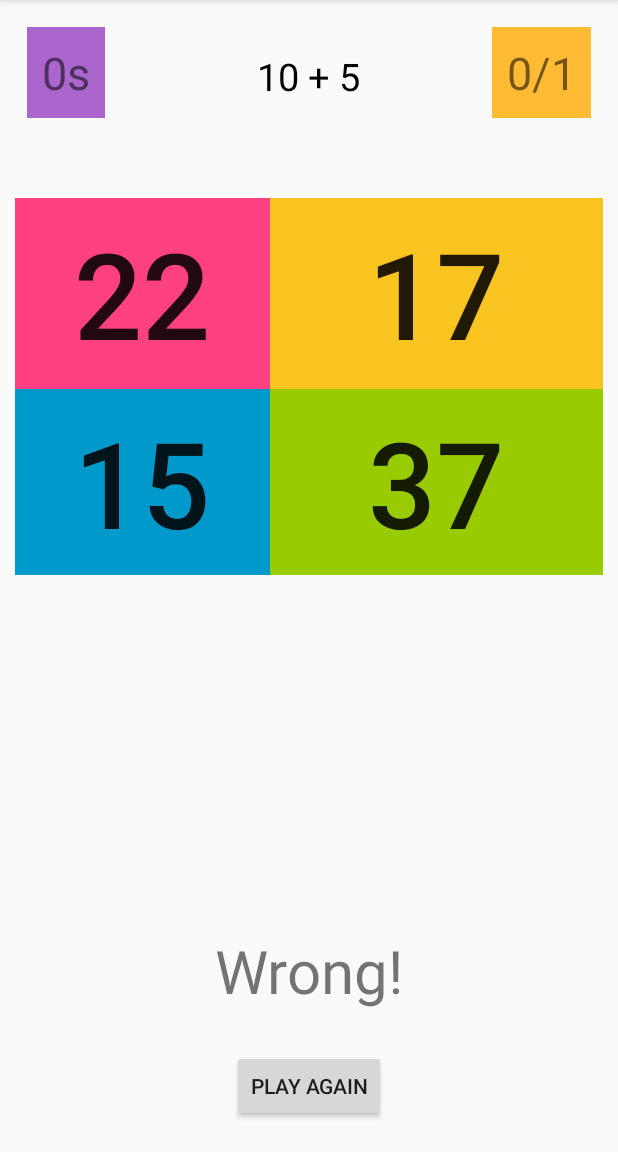
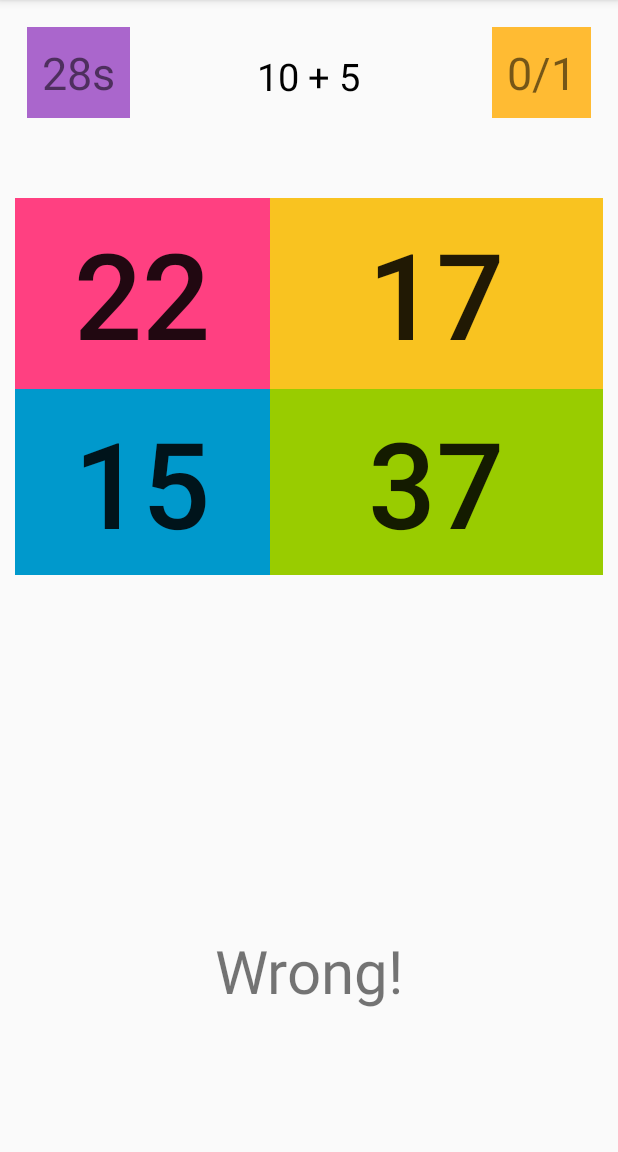
Before and after one commit to toneyobaze/Brain-Trainer, an Android app: the screen it shows after launch (MainActivity), after a tap on "22", on a phone screen of 412 x 824 dp, the part 84-1236 px from its top. Run offline under Robolectric (Android 15) with nearby library versions, the phone set to English and light mode, and no system bars; 1 other tap on this screen came first.

Commit message:
Final commit

```diff
--- a/app/src/main/java/com/example/oladapo/braintrainer/MainActivity.java
+++ b/app/src/main/java/com/example/oladapo/braintrainer/MainActivity.java
@@ -5,6 +5,7 @@ import android.support.v7.app.AppCompatActivity;
 import android.os.Bundle;
 import android.view.View;
 import android.widget.Button;
+import android.widget.RelativeLayout;
 import android.widget.TextView;
 
 import java.util.ArrayList;
@@ -26,6 +27,7 @@ public class MainActivity extends AppCompatActivity {
     TextView sumTextView;
     TextView timerTextView;
     Button playAgainButton;
+    RelativeLayout gameRelativeLayout;
 
     public void playAgain(View view) {
 
@@ -37,7 +39,9 @@ public class MainActivity extends AppCompatActivity {
         resultTextView.setText("");
         playAgainButton.setVisibility(View.INVISIBLE);
 
-        new CountDownTimer(3100, 1000) {
+        generateQusetion();
+
+        new CountDownTimer(30100, 1000) {
 
             @Override
             public void onTick(long millisUntilFinished){
@@ -133,6 +137,9 @@ public class MainActivity extends AppCompatActivity {
             @Override
             public void onClick(View v) {
                 startButton.setVisibility(View.INVISIBLE);
+                gameRelativeLayout.setVisibility(RelativeLayout.VISIBLE);
+
+                playAgain(findViewById(R.id.playAgainButton));
             }
         });
 
@@ -145,10 +152,8 @@ public class MainActivity extends AppCompatActivity {
         sumTextView = findViewById(R.id.sumTextView);
         timerTextView = findViewById(R.id.timerTextView);
         playAgainButton = findViewById(R.id.playAgainButton);
+        gameRelativeLayout = findViewById(R.id.gameRelativeLayout);
 
-        generateQusetion();
-
-        playAgain(findViewById(R.id.playAgainButton));
 
     }
 }
--- a/app/src/main/res/layout/activity_main.xml
+++ b/app/src/main/res/layout/activity_main.xml
@@ -16,36 +16,13 @@
         android:text="Go!"
         android:textColor="@android:color/background_light"
         android:textSize="80sp"
-        android:visibility="invisible" />
+        android:visibility="visible" />
 
-    <TextView
-        android:id="@+id/timerTextView"
-        android:layout_width="wrap_content"
-        android:layout_height="wrap_content"
-        android:layout_alignParentStart="true"
-        android:layout_alignParentTop="true"
-        android:layout_marginStart="18dp"
-        android:layout_marginTop="18dp"
-        android:background="@android:color/holo_purple"
-        android:padding="10dp"
-        android:text="30s"
-        android:layout_alignParentLeft="true"
-        android:layout_marginLeft="18dp"
-        android:textSize="30sp" />
-
-    <TextView
-        android:id="@+id/pointsTextView"
-        android:layout_width="wrap_content"
-        android:layout_height="wrap_content"
-        android:layout_alignParentEnd="true"
-        android:layout_alignTop="@+id/timerTextView"
-        android:layout_marginEnd="18dp"
-        android:background="@android:color/holo_orange_light"
-        android:padding="10dp"
-        android:text="0/0"
-        android:layout_alignParentRight="true"
-        android:layout_marginRight="18dp"
-        android:textSize="30sp" />
+    <RelativeLayout
+        android:id="@+id/gameRelativeLayout"
+        android:layout_width="match_parent"
+        android:layout_height="match_parent"
+        android:visibility="invisible">
 
         <TextView
             android:id="@+id/sumTextView"
@@ -59,9 +36,11 @@
             android:textSize="25sp" />
 
         <GridLayout
+            android:id="@+id/gridLayout"
             android:layout_width="match_parent"
             android:layout_height="wrap_content"
             android:layout_alignParentStart="true"
+            android:layout_alignParentLeft="true"
             android:layout_alignParentTop="true"
             android:layout_marginTop="122dp"
             android:padding="10dp">
@@ -120,6 +99,20 @@
         </GridLayout>
 
         <TextView
+            android:id="@+id/pointsTextView"
+            android:layout_width="wrap_content"
+            android:layout_height="wrap_content"
+            android:layout_alignParentEnd="true"
+            android:layout_alignParentRight="true"
+            android:layout_alignTop="@+id/timerTextView"
+            android:layout_marginEnd="18dp"
+            android:layout_marginRight="18dp"
+            android:background="@android:color/holo_orange_light"
+            android:padding="10dp"
+            android:text="0/0"
+            android:textSize="30sp" />
+
+        <TextView
             android:id="@+id/resultTextView"
             android:layout_width="wrap_content"
             android:layout_height="wrap_content"
@@ -135,7 +128,23 @@
             android:layout_alignParentBottom="true"
             android:layout_centerHorizontal="true"
             android:layout_marginBottom="20dp"
-        android:onClick="palyAgain"
+            android:onClick="playAgain"
             android:text="Play Again"
             android:visibility="invisible" />
+
+        <TextView
+            android:id="@+id/timerTextView"
+            android:layout_width="wrap_content"
+            android:layout_height="wrap_content"
+            android:layout_alignParentLeft="true"
+            android:layout_alignParentStart="true"
+            android:layout_alignParentTop="true"
+            android:layout_marginLeft="18dp"
+            android:layout_marginStart="18dp"
+            android:layout_marginTop="18dp"
+            android:background="@android:color/holo_purple"
+            android:padding="10dp"
+            android:text="30s"
+            android:textSize="30sp" />
     </RelativeLayout>
+</RelativeLayout>
```
Lines whose indentation alone changed are shown as unchanged.
